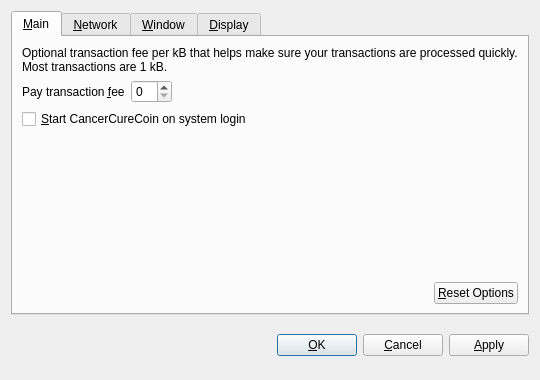
Qt form src/qt/forms/optionsdialog.ui (Cancercoin/Cancercoin) before a commit.
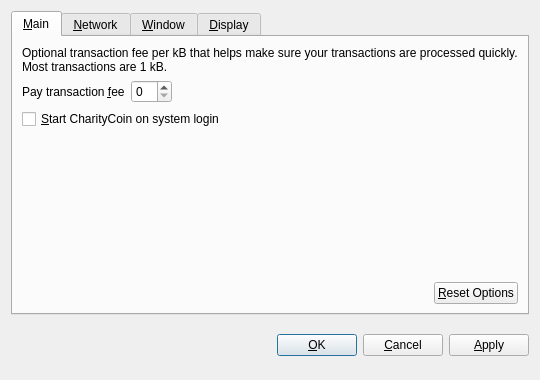
The same form after that commit. Custom widgets are drawn as their Qt base class.

Commit message: Made protocol changes to supply and donation amount. Also changed name to CharityCoin

The edit to the form file:
```diff
--- a/src/qt/forms/optionsdialog.ui
+++ b/src/qt/forms/optionsdialog.ui
@@ -82,7 +82,7 @@
           <string>Automatically start CancerCureCoin after logging in to the system.</string>
          </property>
          <property name="text">
-          <string>&amp;Start CancerCureCoin on system login</string>
+          <string>&amp;Start CharityCoin on system login</string>
          </property>
         </widget>
        </item>
```
Left out of the diff: 10 changed lines with no effect on the pictures. The commit also changes 84 other files.
